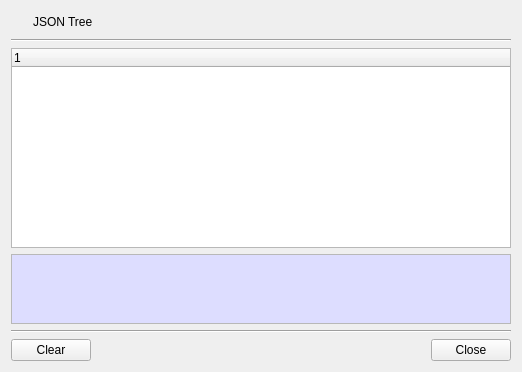
Old version of the form BerEditor/json_tree_dlg.ui in the repository jykim74/BerEditor.
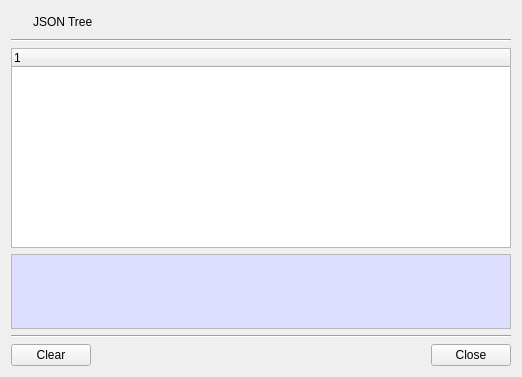
New version of the form. Icons and pictures are not drawn.

What changed in the file:
```diff
--- a/BerEditor/json_tree_dlg.ui
+++ b/BerEditor/json_tree_dlg.ui
@@ -7,7 +7,7 @@
     <x>0</x>
     <y>0</y>
     <width>518</width>
-    <height>367</height>
+    <height>377</height>
    </rect>
   </property>
   <property name="windowTitle">
```
Left out of the diff: 7 changed lines with no effect on the pictures.
